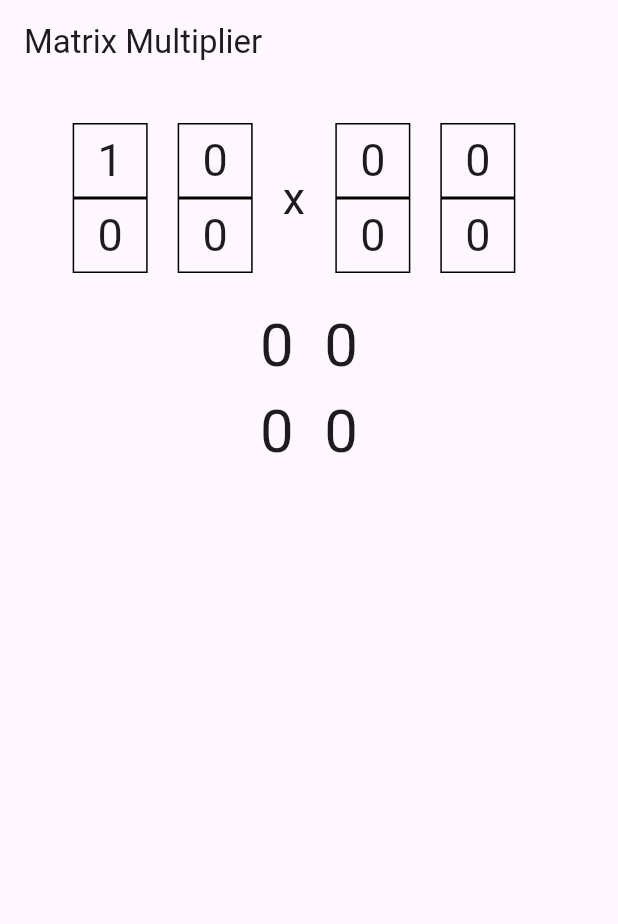
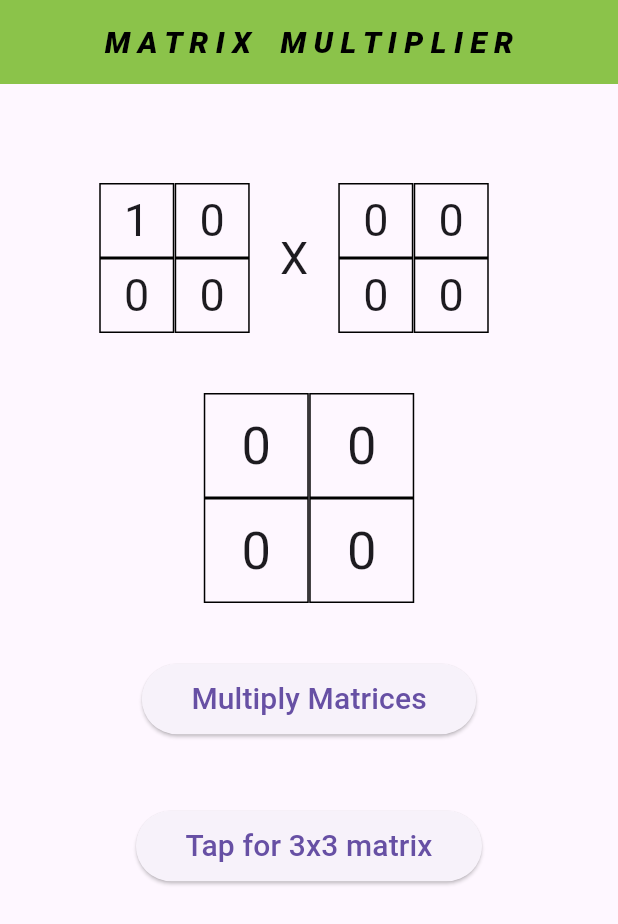
Before and after one commit to akH3R3/MatrixMultiplier, a Flutter app: the screen it shows after launch, after a tap on an icon or button, on a phone screen of 412 x 824 dp. Shown: the top 924 px of the screen. Run offline on Flutter 3.47's test engine with Material 3 defaults, Android fonts, the phone set to English and light mode, and no system bars.

Commit message:
pushing my project

```diff
--- a/lib/main.dart
+++ b/lib/main.dart
@@ -1,163 +1,19 @@
 import 'package:flutter/material.dart';
+import 'splash_screen.dart';
 
 void main() {
-  runApp(MatrixMultiplyApp());
+  runApp(const MatrixMultiplyApp());
 }
 
 class MatrixMultiplyApp extends StatelessWidget {
+  const MatrixMultiplyApp({super.key});
+
   @override
   Widget build(BuildContext context) {
-    return MaterialApp(
+    return const MaterialApp(
+      debugShowCheckedModeBanner: false,
       title: 'Matrix Multiplier',
-      home: MatrixMultiplyScreen(),
+      home: SplashScreen(),
     );
   }
 }
-
-class MatrixMultiplyScreen extends StatefulWidget {
-  @override
-  _MatrixMultiplyScreenState createState() => _MatrixMultiplyScreenState();
-}
-
-class _MatrixMultiplyScreenState extends State<MatrixMultiplyScreen> {
-  int s11 = 0;
-  int s12 = 0;
-  int s21 = 0;
-  int s22 = 0;
-  int t11 = 0;
-  int t12 = 0;
-  int t21 = 0;
-  int t22 = 0;
-  int p11 = 0;
-  int p12 = 0;
-  int p21 = 0;
-  int p22 = 0;
-
-  void updateS(int row, int col) {
-    setState(() {
-      if (row == 0 && col == 0) {
-        s11 = (s11 + 1) % 10;
-      } else if (row == 0 && col == 1) {
-        s12 = (s12 + 1) % 10;
-      } else if (row == 1 && col == 0) {
-        s21 = (s21 + 1) % 10;
-      } else if (row == 1 && col == 1) {
-        s22 = (s22 + 1) % 10;
-      }
-    });
-  }
-
-  void updateT(int row, int col) {
-    setState(() {
-      if (row == 0 && col == 0) {
-        t11 = (t11 + 1) % 10;
-      } else if (row == 0 && col == 1) {
-        t12 = (t12 + 1) % 10;
-      } else if (row == 1 && col == 0) {
-        t21 = (t21 + 1) % 10;
-      } else if (row == 1 && col == 1) {
-        t22 = (t22 + 1) % 10;
-      }
-    });
-  }
-
-
-  @override
-  Widget build(BuildContext context) {
-    return Scaffold(
-      appBar: AppBar(
-        title: Text('Matrix Multiplier'),
-      ),
-      body: Padding(
-        padding: const EdgeInsets.all(16.0),
-        child: Column(
-          crossAxisAlignment: CrossAxisAlignment.center,
-          children: <Widget>[
-            // Text(
-            //   "Matrix Multiplier",
-            //   style: TextStyle(fontSize: 20),
-            // ),
-            SizedBox(height: 10),
-            Row(
-              mainAxisAlignment: MainAxisAlignment.center,
-              children: [
-                Column(
-                  children: [
-                    _buildMatrixCell(s11, 0, 0, updateS),
-                    _buildMatrixCell(s12, 0, 1, updateS),
-                  ],
-                ),
-                SizedBox(width: 20),
-                Column(
-                  children: [
-                    _buildMatrixCell(t11, 0, 0, updateT),
-                    _buildMatrixCell(t12, 0, 1, updateT),
-                  ],
-                ),
-                SizedBox(width: 20),
-                Column(
-                  children: [
-                    Text("x", style: TextStyle(fontSize: 30)),
-                  ],
-                ),
-                SizedBox(width: 20),
-                Column(
-                  children: [
-                    _buildMatrixCell(s21, 1, 0, updateS),
-                    _buildMatrixCell(s22, 1, 1, updateS),
-                  ],
-                ),
-                SizedBox(width: 20),
-                Column(
-                  children: [
-                    _buildMatrixCell(t21, 1, 0, updateT),
-                    _buildMatrixCell(t22, 1, 1, updateT),
-                  ],
-                ),
-                SizedBox(width: 20),
-              ],
-            ),
-            SizedBox(height: 20),
-            Row(
-              mainAxisAlignment: MainAxisAlignment.center,
-              children: [
-                Column(
-                  children: [
-                    Text("$p11",style: TextStyle(fontSize: 40,),),
-                    Text("$p21",style: TextStyle(fontSize: 40),),
-                  ],
-                ),
-                SizedBox(width: 20),
-                Column(
-                  children: [
-                    Text("$p12",style: TextStyle(fontSize: 40),),
-                    Text("$p22",style: TextStyle(fontSize: 40),),
-                  ],
-                ),
-              ],
-            ),
-          ],
-        ),
-      ),
-    );
-  }
-
-  Widget _buildMatrixCell(int value, int row, int col, Function(int, int) onPressed) {
-    return GestureDetector(
-      onTap: () => onPressed(row, col),
-      child: Container(
-        width: 50,
-        height: 50,
-        decoration: BoxDecoration(
-          border: Border.all(),
-        ),
-        child: Center(
-          child: Text(
-            value.toString(),
-            style: TextStyle(fontSize: 30),
-          ),
-        ),
-      ),
-    );
-  }
-}
--- /dev/null
+++ b/lib/multiplier_screen.dart
@@ -0,0 +1,215 @@
+import 'package:flutter/material.dart';
+import 'multiplier_screen1.dart';
+
+class MatrixMultiplyScreen extends StatefulWidget {
+  const MatrixMultiplyScreen({super.key});
+
+  @override
+
+  // ignore: library_private_types_in_public_api
+  _MatrixMultiplyScreenState createState() => _MatrixMultiplyScreenState();
+}
+
+class _MatrixMultiplyScreenState extends State<MatrixMultiplyScreen> {
+  int s11 = 0;
+  int s12 = 0;
+  int s21 = 0;
+  int s22 = 0;
+  int t11 = 0;
+  int t12 = 0;
+  int t21 = 0;
+  int t22 = 0;
+  int p11 = 0;
+  int p12 = 0;
+  int p21 = 0;
+  int p22 = 0;
+
+  void updateS(int row, int col) {
+    setState(() {
+      if (row == 0 && col == 0) {
+        s11 = (s11 + 1) % 10;
+      } else if (row == 0 && col == 1) {
+        s12 = (s12 + 1) % 10;
+      } else if (row == 1 && col == 0) {
+        s21 = (s21 + 1) % 10;
+      } else if (row == 1 && col == 1) {
+        s22 = (s22 + 1) % 10;
+      }
+    });
+  }
+
+  void updateT(int row, int col) {
+    setState(() {
+      if (row == 0 && col == 0) {
+        t11 = (t11 + 1) % 10;
+      } else if (row == 0 && col == 1) {
+        t12 = (t12 + 1) % 10;
+      } else if (row == 1 && col == 0) {
+        t21 = (t21 + 1) % 10;
+      } else if (row == 1 && col == 1) {
+        t22 = (t22 + 1) % 10;
+      }
+    });
+  }
+
+  void _multiplyMatrix() {
+    setState(() {
+      p11 = s11 * s21 + t11 * s22;
+      p12 = s11 * t21 + t11 * t22;
+      p21 = s12 * s12 + t12 * s22;
+      p22 = s12 * t21 + t12 * t22;
+    });
+  }
+
+  @override
+  Widget build(BuildContext context) {
+    return Scaffold(
+      appBar: AppBar(
+        backgroundColor: Colors.lightGreen,
+        title: const Center(
+            child: Text('M A T R I X    M U L T I P L I E R',
+                style: TextStyle(
+                  fontStyle: FontStyle.italic,
+                  fontSize: 20,
+                  fontWeight: FontWeight.w900,
+                  color: Colors.black,
+                ))),
+      ),
+      body: Padding(
+        padding: const EdgeInsets.all(16.0),
+        child: Column(
+          crossAxisAlignment: CrossAxisAlignment.center,
+          children: [
+            const SizedBox(height: 50),
+            Row(
+              mainAxisAlignment: MainAxisAlignment.center,
+              children: [
+                Column(
+                  children: [
+                    _buildMatrixCell(s11, 0, 0, updateS),
+                    _buildMatrixCell(s12, 0, 1, updateS),
+                  ],
+                ),
+                const SizedBox(width: 0.3),
+                Column(
+                  children: [
+                    _buildMatrixCell(t11, 0, 0, updateT),
+                    _buildMatrixCell(t12, 0, 1, updateT),
+                  ],
+                ),
+                const SizedBox(width: 20),
+                const Column(
+                  children: [
+                    Text("X", style: TextStyle(fontSize: 30)),
+                  ],
+                ),
+                const SizedBox(width: 20),
+                Column(
+                  children: [
+                    _buildMatrixCell(s21, 1, 0, updateS),
+                    _buildMatrixCell(s22, 1, 1, updateS),
+                  ],
+                ),
+                const SizedBox(width: 0.3),
+                Column(
+                  children: [
+                    _buildMatrixCell(t21, 1, 0, updateT),
+                    _buildMatrixCell(t22, 1, 1, updateT),
+                  ],
+                ),
+                const SizedBox(width: 20),
+              ],
+            ),
+            const SizedBox(height: 40),
+            Row(
+              mainAxisAlignment: MainAxisAlignment.center,
+              children: [
+                Column(
+                  children: [
+                    _buildResultMatrixCell(p11),
+                    _buildResultMatrixCell(p21),
+                  ],
+                ),
+                const SizedBox(width: 0.3),
+                Column(
+                  children: [
+                    _buildResultMatrixCell(p12),
+                    _buildResultMatrixCell(p22),
+                  ],
+                ),
+              ],
+            ),
+            const SizedBox(height: 40),
+            ElevatedButton(
+              onPressed: () {
+                setState(() {
+                  _multiplyMatrix();
+                });
+              },
+              child: const Padding(
+                padding: EdgeInsets.all(9.0),
+                child: Text(
+                  "Multiply Matrices",
+                  style: TextStyle(fontSize: 20),
+                ),
+              ),
+            ),
+            const SizedBox(height: 50),
+            ElevatedButton(
+              onPressed: () {
+                Navigator.of(context).push(
+                  MaterialPageRoute(
+                    builder: (context) => const MatrixMultiplier1(),
+                  ),
+                );
+              },
+              child: const Padding(
+                padding: EdgeInsets.all(9.0),
+                child: Text(
+                  'Tap for 3x3 matrix',
+                  style: TextStyle(fontSize: 20),
+                ),
+              ),
+            ),
+          ],
+        ),
+      ),
+    );
+  }
+
+  Widget _buildMatrixCell(
+      int value, int row, int col, Function(int, int) onPressed) {
+    return GestureDetector(
+      onTap: () => onPressed(row, col),
+      child: Container(
+        width: 50,
+        height: 50,
+        decoration: BoxDecoration(
+          border: Border.all(),
+        ),
+        child: Center(
+          child: Text(
+            value.toString(),
+            style: const TextStyle(fontSize: 30),
+          ),
+        ),
+      ),
+    );
+  }
+
+  Widget _buildResultMatrixCell(int value) {
+    return Container(
+      width: 70,
+      height: 70,
+      decoration: BoxDecoration(
+        border: Border.all(),
+      ),
+      child: Center(
+        child: Text(
+          value.toString(),
+          style: const TextStyle(fontSize: 35),
+        ),
+      ),
+    );
+  }
+}
--- /dev/null
+++ b/lib/splash_screen.dart
@@ -0,0 +1,57 @@
+import 'package:flutter/material.dart';
+import 'dart:async';
+import 'multiplier_screen.dart';
+
+class SplashScreen extends StatefulWidget {
+  const SplashScreen({super.key});
+
+  @override
+  // ignore: library_private_types_in_public_api
+  _SplashScreenState createState() => _SplashScreenState();
+}
+
+class _SplashScreenState extends State<SplashScreen> {
+  @override
+  void initState() {
+    super.initState();
+    Timer(const Duration(seconds: 2), () {
+      Navigator.of(context).pushReplacement(
+        MaterialPageRoute(
+          builder: (context) => const MatrixMultiplyScreen(),
+        ),
+      );
+    });
+  }
+
+  @override
+  Widget build(BuildContext context) {
+    return const Scaffold(
+      backgroundColor: Colors.blue,
+      body: Center(
+        child: Column(
+          mainAxisAlignment: MainAxisAlignment.center,
+          children: [
+            Text(
+              'Now Multiply Matrices On',
+              style: TextStyle(
+                color: Colors.white,
+                fontSize: 24,
+                fontWeight: FontWeight.bold,
+              ),
+            ),
+            SizedBox(height: 10),
+            Icon(
+              Icons.phone_android,
+              size: 50,
+              color: Colors.white,
+            ),
+            SizedBox(height: 20),
+            CircularProgressIndicator(
+              color: Colors.white,
+            ),
+          ],
+        ),
+      ),
+    );
+  }
+}
```
Also changed, not shown: lib/multiplier_screen1.dart (added, +271 -0 lines).
